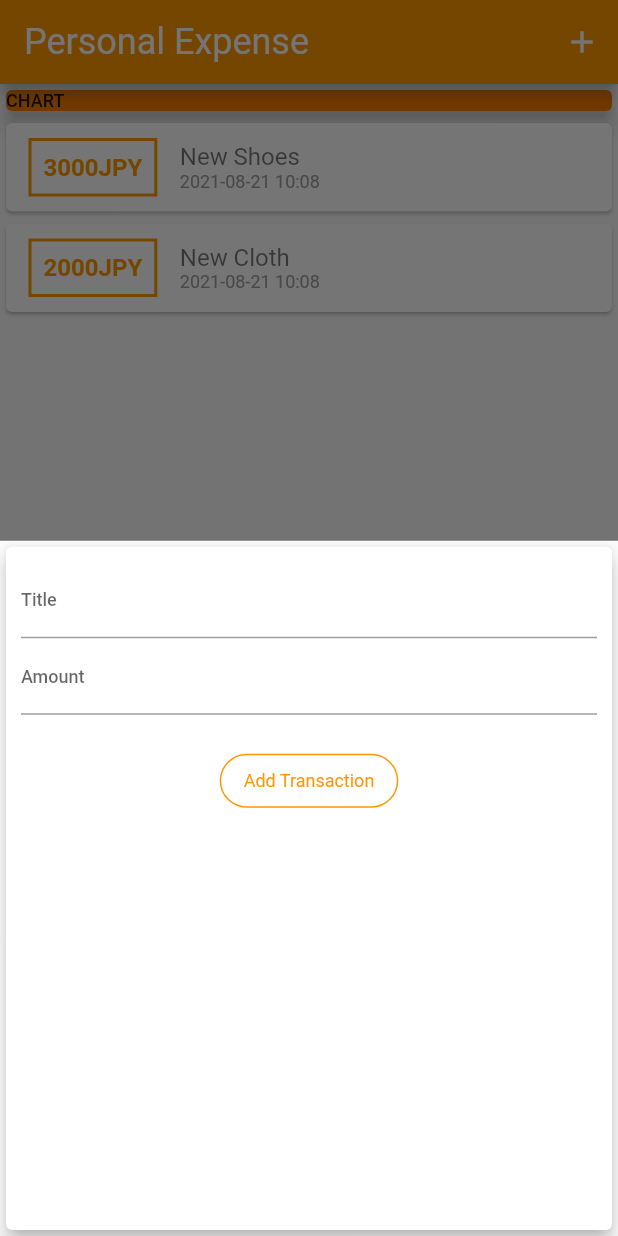
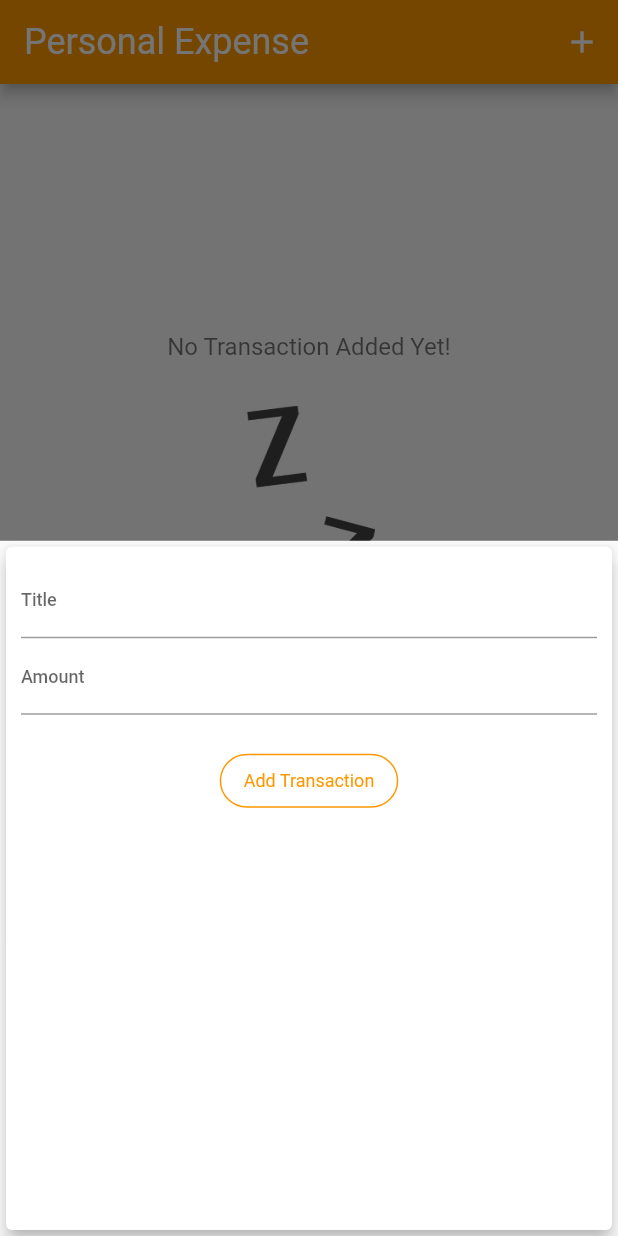
Before and after one commit to Kwyfarrah/personal_expense_app, a Flutter app: the screen it shows after launch, after a tap on the "add" icon, on a phone screen of 412 x 824 dp. Run offline on Flutter 3.47's test engine with Material 2 defaults, Android fonts, the phone set to English and light mode, and no system bars; Roboto replaces fonts that are missing (PottaOne).

Commit message:
add chart

```diff
--- a/lib/main.dart
+++ b/lib/main.dart
@@ -1,6 +1,9 @@
 import 'package:flutter/material.dart';
+
 import './widgets/transaction_list.dart';
 import './widgets/new_transactions.dart';
+import './widgets/chart.dart';
+
 import './models/transaction.dart';
 
 void main() {
@@ -50,19 +53,29 @@ class MyHomePage extends StatefulWidget {
 
 class _MyHomePageState extends State<MyHomePage> {
   final List<Transaction> _userTransactions = [
-    Transaction(
-      id: '0',
-      title: 'New Shoes',
-      amount: 3000,
-      date: DateTime.now(),
+    // Transaction(
+    //   id: '0',
+    //   title: 'New Shoes',
+    //   amount: 3000,
+    //   date: DateTime.now(),
+    // ),
+    // Transaction(
+    //   id: '2',
+    //   title: 'New Cloth',
+    //   amount: 2000,
+    //   date: DateTime.now(),
+    // ),
+  ];
+
+  List<Transaction> get _recentTransactions {
+    return _userTransactions.where((tx) {
+      return tx.date!.isAfter(
+        DateTime.now().subtract(
+          Duration(days: 7),
         ),
-    Transaction(
-      id: '2',
-      title: 'New Cloth',
-      amount: 2000,
-      date: DateTime.now(),
-    ),
-  ];
+      );
+    }).toList();
+  }
 
   void _addNewTransaction(String txTitle, int txAmount) {
     final newTx = Transaction(
@@ -109,17 +122,7 @@ class _MyHomePageState extends State<MyHomePage> {
             mainAxisAlignment: MainAxisAlignment.start,
             crossAxisAlignment: CrossAxisAlignment.stretch,
             children: <Widget>[
-              Container(
-                width: double.infinity,
-                child: Card(
-                  color: Theme.of(context).primaryColorDark,
-                  child: Text(
-                    'CHART',
-                    style: Theme.of(context).textTheme.bodyText1,
-                  ),
-                  elevation: 5,
-                ),
-              ),
+              Chart(_recentTransactions),
               TransactionList(_userTransactions),
             ],
           ),
--- /dev/null
+++ b/lib/widgets/chart.dart
@@ -0,0 +1,46 @@
+import 'package:flutter/material.dart';
+import 'package:intl/intl.dart';
+import '../models/transaction.dart';
+
+class Chart extends StatelessWidget {
+  final List<Transaction> recentTransactions;
+
+  Chart(this.recentTransactions);
+
+  List<Map<String, Object>> get groupedTransactionValues {
+    // return:[{day: Sat, amount: 2000}, {day: Fri, amount: 0}, {day: Thu, amount: 0}, {day: Wed, amount: 0}, {day: Tue, amount: 0}, {day: Mon, amount: 0}, {day: Sun, amount: 0}]
+    return List.generate(7, (index) {
+      final weekDay = DateTime.now().subtract(
+        Duration(days: index),
+      );  //index will from 0 ~ 6 , so days:0 (today), days: 1 (tomorrow)...
+      int totalSum = 0;
+
+      for (var i = 0; i < recentTransactions.length; i++) {
+        if (recentTransactions[i].date!.day == weekDay.day &&
+            recentTransactions[i].date!.month == weekDay.month &&
+            recentTransactions[i].date!.year == weekDay.year) {
+          totalSum += recentTransactions[i].amount!.toInt();
+        }
+      }
+      print(DateFormat.E().format(weekDay)); //ABBR_WEEKDAY = .E() = Today's weekday
+      print(totalSum);
+
+      return {
+        'day': DateFormat.E().format(weekDay), // return Wed,Thurs...
+        'amount': totalSum.toString(), // return amount
+      };
+    });
+  }
+
+  @override
+  Widget build(BuildContext context) {
+    print(groupedTransactionValues);
+    return Card(
+      elevation: 6,
+      margin: EdgeInsets.all(20),
+      child: Row(
+        children: <Widget>[],
+      ),
+    );
+  }
+}
--- a/lib/widgets/transaction_list.dart
+++ b/lib/widgets/transaction_list.dart
@@ -10,8 +10,25 @@ class TransactionList extends StatelessWidget {
   @override
   Widget build(BuildContext context) {
     return Container(
-      height: 300,
-      child: ListView.builder(
+      height: 500,
+      child: transactions.isEmpty
+          ? Column(
+              mainAxisAlignment: MainAxisAlignment.center,
+              children: <Widget>[
+                Text('No Transaction Added Yet!',
+                    style: Theme.of(context).textTheme.headline4,
+                ),
+                SizedBox(
+                  height:30,
+                ),
+                Container(
+                  height: 200,
+                  child: Image.asset('assets/images/waiting.png',
+                      fit: BoxFit.cover),
+                ),
+              ],
+            )
+          : ListView.builder(
               itemBuilder: (ctx, index) {
                 return Card(
                   child: Row(
--- a/pubspec.yaml
+++ b/pubspec.yaml
@@ -46,9 +46,8 @@ flutter:
   uses-material-design: true
 
   # To add assets to your application, add an assets section, like this:
-  # assets:
-  #   - images/a_dot_burr.jpeg
-  #   - images/a_dot_ham.jpeg
+  assets:
+    - assets/images/waiting.png
 
   # An image asset can refer to one or more resolution-specific "variants", see
   # https://flutter.dev/assets-and-images/#resolution-aware.
```
Lines whose indentation alone changed are shown as unchanged.
